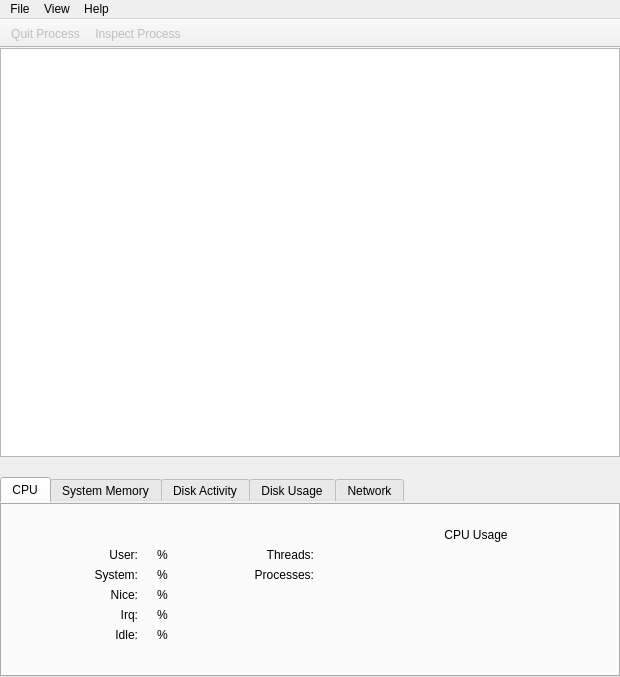
The window that Under Construction/Activity Monitor.app/Resources/main_window.ui (helloSystem/Utilities) describes before a commit, drawn with Qt 5.
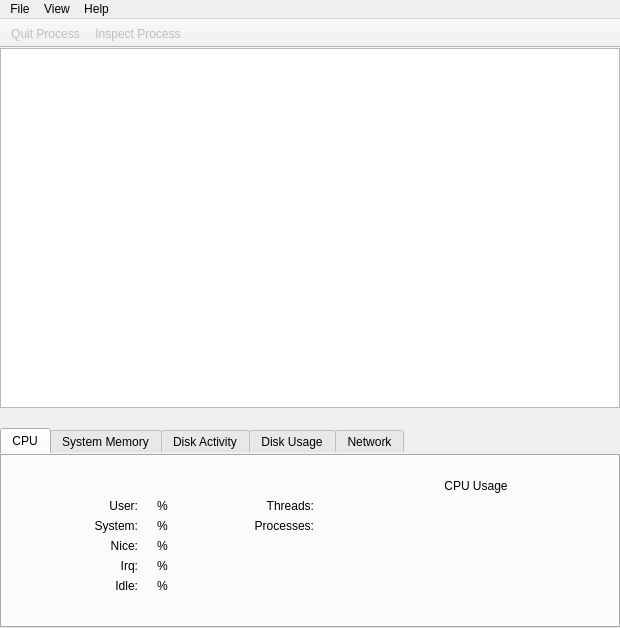
The same window after the commit. Icons and pictures are not drawn. Custom widgets are drawn as their Qt base class.

What changed in the file:
```diff
--- a/Under Construction/Activity Monitor.app/Resources/main_window.ui
+++ b/Under Construction/Activity Monitor.app/Resources/main_window.ui
@@ -7,7 +7,7 @@
     <x>0</x>
     <y>0</y>
     <width>620</width>
-    <height>677</height>
+    <height>628</height>
    </rect>
   </property>
   <property name="windowTitle">
```
